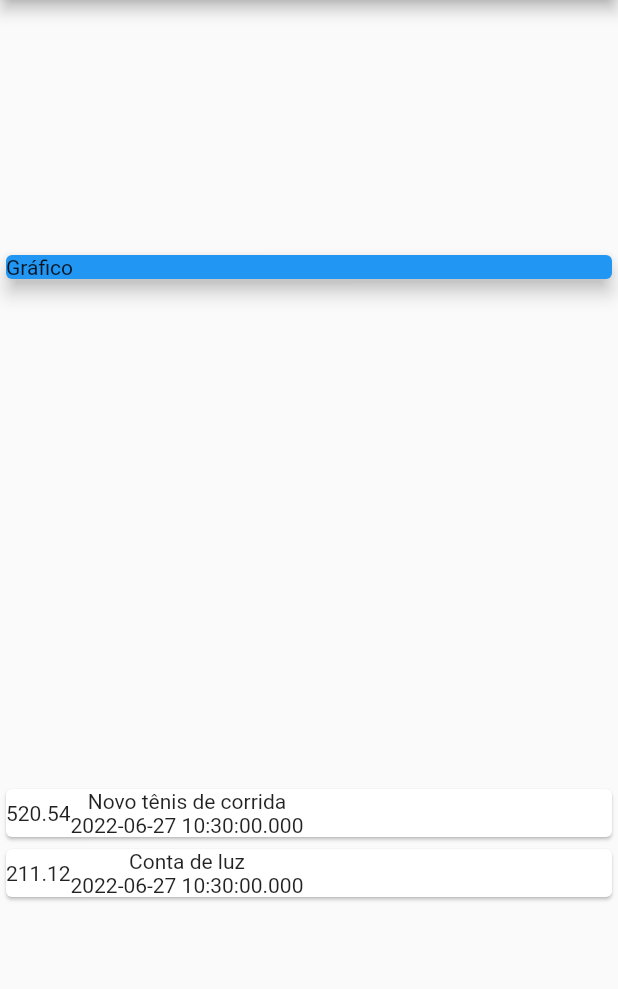
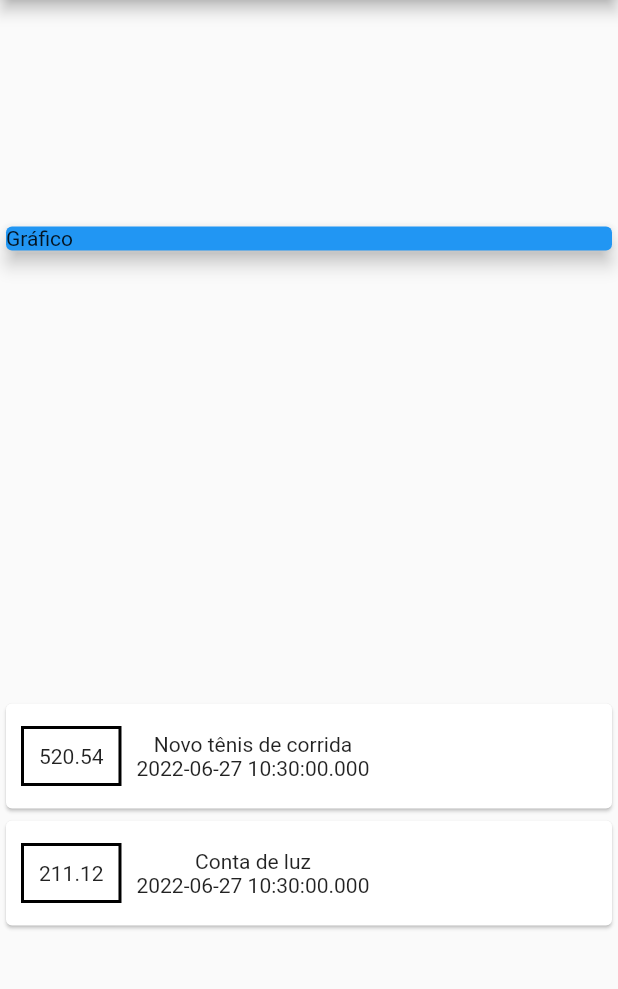
Before and after one commit to marcelookasaki/expenses, a Flutter app: the screen it shows after launch, on a phone screen of 412 x 824 dp, the part 84-1073 px from its top. Run offline on Flutter 3.47's test engine with Material 2 defaults, Android fonts, the phone set to English and light mode, and no system bars; missing offline and left inert: dart:ffi.

Commit message:
Estilização do preço

```diff
--- a/lib/main.dart
+++ b/lib/main.dart
@@ -50,6 +50,12 @@ class MyHomePage extends StatelessWidget {
                     child: Row(
                       children: [
                         Container(
+                          margin: EdgeInsets.symmetric(
+                              vertical: 15, horizontal: 10),
+                          decoration: BoxDecoration(
+                              border:
+                                  Border.all(color: Colors.black, width: 2)),
+                          padding: EdgeInsets.all(10),
                           child: Text(tr.value.toString()),
                         ),
                         Column(
```
